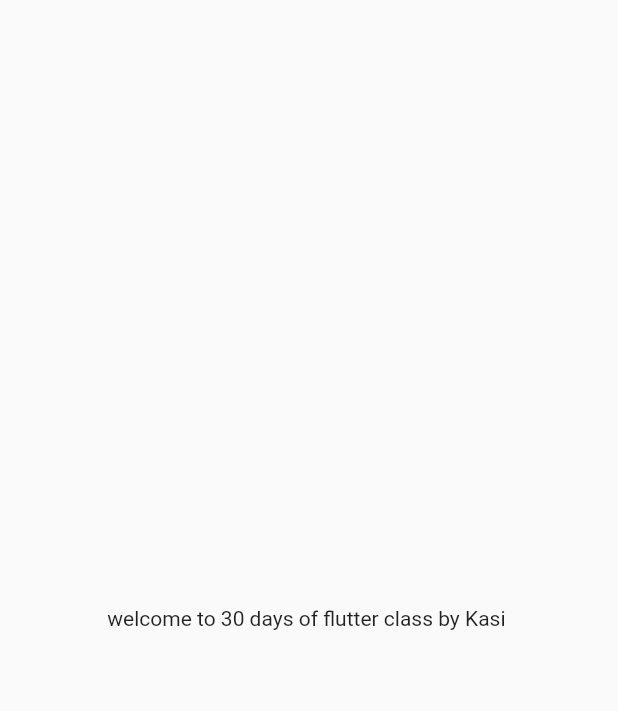
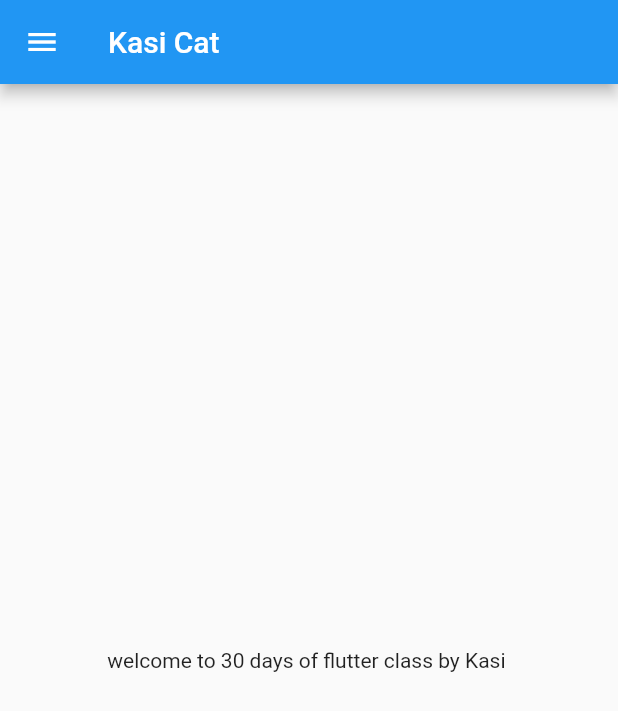
Before and after one commit to kasi15cs/LearnFlutterIn30days, a Flutter app: the screen it shows after launch, on a phone screen of 412 x 824 dp. Shown: the top 711 px of the screen. Run offline on Flutter 3.47's test engine with Material 2 defaults, Android fonts, the light colour scheme and no system bars.

Commit message:
day 2 completed

```diff
--- /dev/null
+++ b/lib/homePage.dart
@@ -0,0 +1,20 @@
+import 'package:flutter/material.dart';
+
+class homepage extends StatelessWidget {
+  const homepage({Key? key}) : super(key: key);
+
+  @override
+  Widget build(BuildContext context) {
+    int days = 30;
+    String name = "Kasi";
+    return Scaffold(
+      appBar: AppBar(title: Text("Kasi Cat")),
+      body: Center(
+        child: Container(
+          child: Text("welcome to $days days of flutter class by $name "),
+        ),
+      ),
+    drawer: Drawer(),
+    );
+  }
+}
--- a/lib/main.dart
+++ b/lib/main.dart
@@ -1,4 +1,5 @@
 import 'package:flutter/material.dart';
+import "homePage.dart";
 
 void main(List<String> args) {
   runApp(MyApp());
@@ -9,16 +10,8 @@
 
   @override
   Widget build(BuildContext context) {
-    int days = 30;
-    String name = "Kasi";
     return MaterialApp(
-      home: Material(
-        child: Center(
-          child: Container(
-            child: Text("welcome to $days days of flutter class by $name "),
-          ),
-        ),
-      ),
+      home: homepage(),
     );
   }
 }
```
